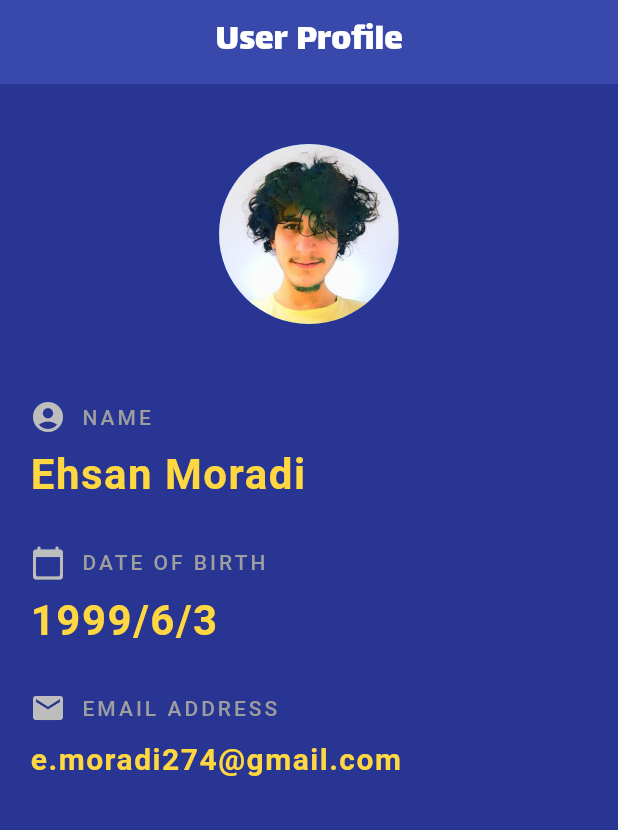
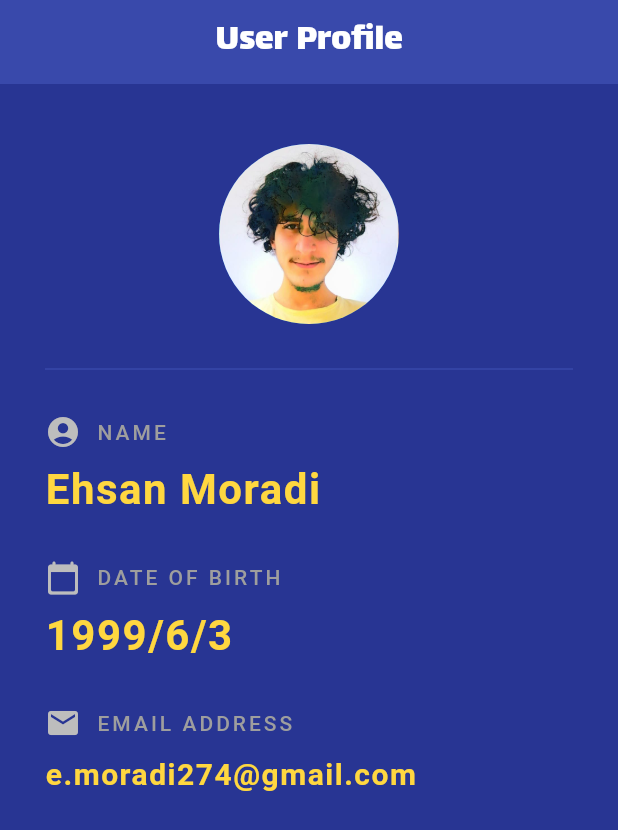
Before and after one commit to E837/First_FLutter_Repo, a Flutter app: the screen it shows after launch, on a phone screen of 412 x 824 dp. Shown: the top 830 px of the screen. Run offline on Flutter 3.47's test engine with Material 2 defaults, Android fonts, the phone set to English and light mode, and no system bars.

Commit message:
session15 "just add a Divider Widget to the previous one"

```diff
--- a/lib/main.dart
+++ b/lib/main.dart
@@ -1,3 +1,5 @@
+import 'dart:convert';
+
 import 'package:flutter/cupertino.dart';
 import 'package:flutter/material.dart';
 import 'package:flutter/rendering.dart';
@@ -25,7 +27,7 @@ class Home extends StatelessWidget {
         ),
       ),
       body: Padding(
-        padding: EdgeInsets.symmetric(horizontal: 20, vertical: 40),
+        padding: EdgeInsets.symmetric(horizontal: 30, vertical: 40),
         child: Column(
           crossAxisAlignment: CrossAxisAlignment.start,
           children: [
@@ -35,7 +37,10 @@ class Home extends StatelessWidget {
                 backgroundImage: AssetImage('assets/my_avatar_image.jpg'),
               ),
             ),
-            SizedBox(height: 50,),
+            Divider(
+              height: 60,
+              color: Colors.indigo,
+            ),
             Row(
               children: [
                 Icon(
```
